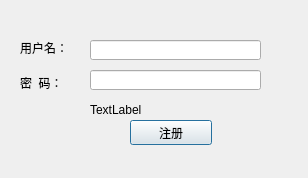
czhc001/Qt-Project-FAPIAO, file adduserdialog.ui: the form before one commit.
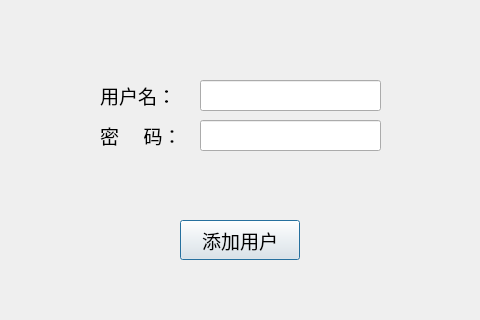
The form after the commit.

Commit message: 界面ui修改

```diff
--- a/adduserdialog.ui
+++ b/adduserdialog.ui
@@ -6,8 +6,8 @@
    <rect>
     <x>0</x>
     <y>0</y>
-    <width>308</width>
-    <height>178</height>
+    <width>480</width>
+    <height>320</height>
    </rect>
   </property>
   <property name="windowTitle">
@@ -16,12 +16,20 @@
   <widget class="QLabel" name="label_username">
    <property name="geometry">
     <rect>
-     <x>20</x>
-     <y>40</y>
-     <width>51</width>
-     <height>16</height>
+     <x>100</x>
+     <y>80</y>
+     <width>91</width>
+     <height>31</height>
     </rect>
    </property>
+   <property name="font">
+    <font>
+     <family>Adobe Devanagari</family>
+     <pointsize>14</pointsize>
+     <weight>50</weight>
+     <bold>false</bold>
+    </font>
+   </property>
    <property name="text">
     <string>用户名：</string>
    </property>
@@ -29,35 +37,57 @@
   <widget class="QLabel" name="label_passwords">
    <property name="geometry">
     <rect>
-     <x>20</x>
-     <y>73</y>
-     <width>51</width>
-     <height>20</height>
+     <x>100</x>
+     <y>120</y>
+     <width>91</width>
+     <height>31</height>
     </rect>
    </property>
+   <property name="font">
+    <font>
+     <family>Adobe Devanagari</family>
+     <pointsize>14</pointsize>
+     <weight>50</weight>
+     <bold>false</bold>
+    </font>
+   </property>
    <property name="text">
-    <string>密  码：</string>
+    <string>密     码：</string>
    </property>
   </widget>
   <widget class="QLineEdit" name="lineEdit_username">
    <property name="geometry">
     <rect>
-     <x>90</x>
-     <y>40</y>
-     <width>171</width>
-     <height>20</height>
+     <x>200</x>
+     <y>80</y>
+     <width>181</width>
+     <height>31</height>
     </rect>
    </property>
+   <property name="font">
+    <font>
+     <family>Adobe Devanagari</family>
+     <pointsize>14</pointsize>
+    </font>
+   </property>
+   <property name="text">
+    <string/>
+   </property>
   </widget>
   <widget class="QLineEdit" name="lineEdit_passwords">
    <property name="geometry">
     <rect>
-     <x>90</x>
-     <y>70</y>
-     <width>171</width>
-     <height>20</height>
+     <x>200</x>
+     <y>120</y>
+     <width>181</width>
+     <height>31</height>
     </rect>
    </property>
+   <property name="font">
+    <font>
+     <pointsize>8</pointsize>
+    </font>
+   </property>
    <property name="echoMode">
     <enum>QLineEdit::Password</enum>
    </property>
@@ -65,27 +95,49 @@
   <widget class="QLabel" name="label_hint">
    <property name="geometry">
     <rect>
-     <x>90</x>
-     <y>100</y>
-     <width>161</width>
-     <height>20</height>
+     <x>150</x>
+     <y>170</y>
+     <width>180</width>
+     <height>31</height>
     </rect>
    </property>
+   <property name="font">
+    <font>
+     <family>Adobe Devanagari</family>
+     <pointsize>14</pointsize>
+     <weight>50</weight>
+     <bold>false</bold>
+    </font>
+   </property>
+   <property name="styleSheet">
+    <string notr="true">color: rgb(255, 0, 0);</string>
+   </property>
    <property name="text">
-    <string>TextLabel</string>
+    <string/>
+   </property>
+   <property name="alignment">
+    <set>Qt::AlignCenter</set>
    </property>
   </widget>
   <widget class="QPushButton" name="regButton">
    <property name="geometry">
     <rect>
-     <x>130</x>
-     <y>120</y>
-     <width>82</width>
-     <height>25</height>
+     <x>180</x>
+     <y>220</y>
+     <width>120</width>
+     <height>40</height>
     </rect>
    </property>
+   <property name="font">
+    <font>
+     <family>Adobe Devanagari</family>
+     <pointsize>14</pointsize>
+     <weight>50</weight>
+     <bold>false</bold>
+    </font>
+   </property>
    <property name="text">
-    <string>注册</string>
+    <string>添加用户</string>
    </property>
   </widget>
  </widget>
```
The commit also changes 7 other files.
